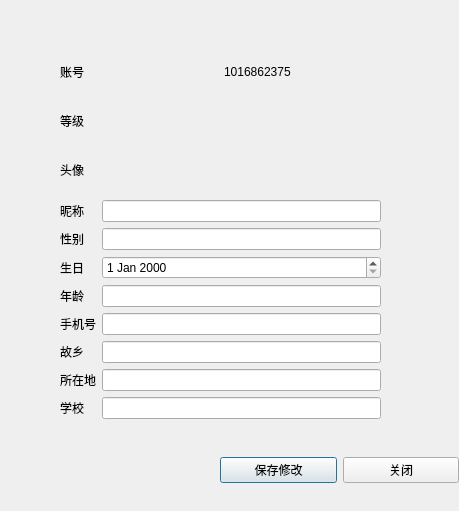
Qt form userinfo.ui (MacinChang/ichat) before a commit.
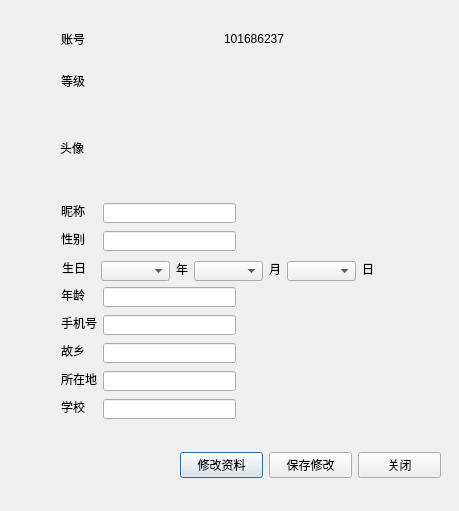
The same form after that commit. Icons and pictures are not drawn.

Diff of the .ui file:
```diff
--- a/userinfo.ui
+++ b/userinfo.ui
@@ -13,182 +13,378 @@
   <property name="windowTitle">
    <string>Dialog</string>
   </property>
-  <widget class="QWidget" name="formLayoutWidget">
+  <widget class="QWidget" name="horizontalLayoutWidget">
    <property name="geometry">
     <rect>
-     <x>60</x>
-     <y>200</y>
-     <width>321</width>
-     <height>222</height>
+     <x>180</x>
+     <y>420</y>
+     <width>261</width>
+     <height>91</height>
     </rect>
    </property>
-   <layout class="QGridLayout" name="gridLayout_2">
-    <item row="0" column="0">
+   <layout class="QHBoxLayout" name="horizontalLayout">
+    <item>
+     <widget class="QPushButton" name="EditButton">
+      <property name="text">
+       <string>修改资料</string>
+      </property>
+     </widget>
+    </item>
+    <item>
+     <widget class="QPushButton" name="SaveButton">
+      <property name="text">
+       <string>保存修改</string>
+      </property>
+     </widget>
+    </item>
+    <item>
+     <widget class="QPushButton" name="CloseButton">
+      <property name="text">
+       <string>关闭</string>
+      </property>
+     </widget>
+    </item>
+   </layout>
+  </widget>
+  <widget class="QComboBox" name="YearCombo">
+   <property name="geometry">
+    <rect>
+     <x>101</x>
+     <y>261</y>
+     <width>69</width>
+     <height>20</height>
+    </rect>
+   </property>
+  </widget>
+  <widget class="QLabel" name="label_14">
+   <property name="geometry">
+    <rect>
+     <x>176</x>
+     <y>261</y>
+     <width>16</width>
+     <height>16</height>
+    </rect>
+   </property>
+   <property name="text">
+    <string>年</string>
+   </property>
+  </widget>
+  <widget class="QComboBox" name="MonthCombo">
+   <property name="geometry">
+    <rect>
+     <x>194</x>
+     <y>261</y>
+     <width>69</width>
+     <height>20</height>
+    </rect>
+   </property>
+  </widget>
+  <widget class="QLabel" name="label_15">
+   <property name="geometry">
+    <rect>
+     <x>269</x>
+     <y>261</y>
+     <width>16</width>
+     <height>16</height>
+    </rect>
+   </property>
+   <property name="text">
+    <string>月</string>
+   </property>
+  </widget>
+  <widget class="QComboBox" name="DateCombo">
+   <property name="geometry">
+    <rect>
+     <x>287</x>
+     <y>261</y>
+     <width>69</width>
+     <height>20</height>
+    </rect>
+   </property>
+  </widget>
+  <widget class="QLabel" name="label_16">
+   <property name="geometry">
+    <rect>
+     <x>362</x>
+     <y>261</y>
+     <width>16</width>
+     <height>16</height>
+    </rect>
+   </property>
+   <property name="text">
+    <string>日</string>
+   </property>
+  </widget>
      <widget class="QLabel" name="label_2">
+   <property name="geometry">
+    <rect>
+     <x>61</x>
+     <y>203</y>
+     <width>24</width>
+     <height>16</height>
+    </rect>
+   </property>
       <property name="text">
        <string>昵称</string>
       </property>
      </widget>
-    </item>
-    <item row="1" column="0">
      <widget class="QLabel" name="label_4">
+   <property name="geometry">
+    <rect>
+     <x>61</x>
+     <y>231</y>
+     <width>24</width>
+     <height>16</height>
+    </rect>
+   </property>
       <property name="text">
        <string>性别</string>
       </property>
      </widget>
-    </item>
-    <item row="7" column="0">
      <widget class="QLabel" name="label_10">
+   <property name="geometry">
+    <rect>
+     <x>61</x>
+     <y>399</y>
+     <width>24</width>
+     <height>16</height>
+    </rect>
+   </property>
       <property name="text">
        <string>学校</string>
       </property>
      </widget>
-    </item>
-    <item row="3" column="0">
      <widget class="QLabel" name="label_6">
+   <property name="geometry">
+    <rect>
+     <x>61</x>
+     <y>287</y>
+     <width>24</width>
+     <height>16</height>
+    </rect>
+   </property>
       <property name="text">
        <string>年龄</string>
       </property>
      </widget>
-    </item>
-    <item row="6" column="0">
      <widget class="QLabel" name="label_9">
+   <property name="geometry">
+    <rect>
+     <x>61</x>
+     <y>371</y>
+     <width>36</width>
+     <height>16</height>
+    </rect>
+   </property>
       <property name="text">
        <string>所在地</string>
       </property>
      </widget>
-    </item>
-    <item row="4" column="0">
      <widget class="QLabel" name="label_7">
+   <property name="geometry">
+    <rect>
+     <x>61</x>
+     <y>315</y>
+     <width>36</width>
+     <height>16</height>
+    </rect>
+   </property>
       <property name="text">
        <string>手机号</string>
       </property>
      </widget>
-    </item>
-    <item row="5" column="2">
-     <widget class="QLineEdit" name="lineEdit_6"/>
-    </item>
-    <item row="2" column="0">
-     <widget class="QLabel" name="label_5">
-      <property name="text">
-       <string>生日</string>
-      </property>
-     </widget>
-    </item>
-    <item row="0" column="2">
-     <widget class="QLineEdit" name="lineEdit">
+  <widget class="QLineEdit" name="HomeEdit">
+   <property name="geometry">
+    <rect>
+     <x>103</x>
+     <y>343</y>
+     <width>133</width>
+     <height>20</height>
+    </rect>
+   </property>
+  </widget>
+  <widget class="QLineEdit" name="NameEdit">
+   <property name="geometry">
+    <rect>
+     <x>103</x>
+     <y>203</y>
+     <width>133</width>
+     <height>20</height>
+    </rect>
+   </property>
       <property name="text">
        <string/>
       </property>
      </widget>
-    </item>
-    <item row="4" column="2">
-     <widget class="QLineEdit" name="lineEdit_5"/>
-    </item>
-    <item row="7" column="2">
-     <widget class="QLineEdit" name="lineEdit_8"/>
-    </item>
-    <item row="3" column="2">
-     <widget class="QLineEdit" name="lineEdit_4"/>
-    </item>
-    <item row="5" column="0">
+  <widget class="QLineEdit" name="PhoneEdit">
+   <property name="geometry">
+    <rect>
+     <x>103</x>
+     <y>315</y>
+     <width>133</width>
+     <height>20</height>
+    </rect>
+   </property>
+  </widget>
+  <widget class="QLineEdit" name="SchoolEdit">
+   <property name="geometry">
+    <rect>
+     <x>103</x>
+     <y>399</y>
+     <width>133</width>
+     <height>20</height>
+    </rect>
+   </property>
+  </widget>
+  <widget class="QLineEdit" name="AgeEdit">
+   <property name="geometry">
+    <rect>
+     <x>103</x>
+     <y>287</y>
+     <width>133</width>
+     <height>20</height>
+    </rect>
+   </property>
+  </widget>
      <widget class="QLabel" name="label_8">
+   <property name="geometry">
+    <rect>
+     <x>61</x>
+     <y>343</y>
+     <width>24</width>
+     <height>16</height>
+    </rect>
+   </property>
       <property name="text">
        <string>故乡</string>
       </property>
      </widget>
-    </item>
-    <item row="1" column="2">
-     <widget class="QLineEdit" name="lineEdit_2"/>
-    </item>
-    <item row="2" column="2">
-     <widget class="QDateEdit" name="dateEdit"/>
-    </item>
-    <item row="6" column="2">
-     <widget class="QLineEdit" name="lineEdit_7"/>
-    </item>
-   </layout>
+  <widget class="QLineEdit" name="SexEdit">
+   <property name="geometry">
+    <rect>
+     <x>103</x>
+     <y>231</y>
+     <width>133</width>
+     <height>20</height>
+    </rect>
+   </property>
   </widget>
-  <widget class="QWidget" name="formLayoutWidget_2">
+  <widget class="QLineEdit" name="LocationEdit">
    <property name="geometry">
     <rect>
-     <x>60</x>
-     <y>50</y>
-     <width>321</width>
-     <height>141</height>
+     <x>103</x>
+     <y>371</y>
+     <width>133</width>
+     <height>20</height>
     </rect>
    </property>
-   <layout class="QGridLayout" name="gridLayout">
-    <item row="2" column="1">
-     <widget class="QLabel" name="label_11">
+  </widget>
+  <widget class="QLabel" name="label_5">
+   <property name="geometry">
+    <rect>
+     <x>62</x>
+     <y>260</y>
+     <width>24</width>
+     <height>16</height>
+    </rect>
+   </property>
+   <property name="text">
+    <string>生日</string>
+   </property>
+  </widget>
+  <widget class="QLabel" name="lvLabel">
+   <property name="geometry">
+    <rect>
+     <x>224</x>
+     <y>73</y>
+     <width>76</width>
+     <height>22</height>
+    </rect>
+   </property>
       <property name="text">
        <string/>
       </property>
       <property name="pixmap">
-       <pixmap resource="resource.qrc">:/Images/11.png</pixmap>
-      </property>
-     </widget>
-    </item>
-    <item row="0" column="0">
-     <widget class="QLabel" name="label_3">
-      <property name="text">
-       <string>账号</string>
-      </property>
-     </widget>
-    </item>
-    <item row="2" column="0">
-     <widget class="QLabel" name="label_12">
-      <property name="text">
-       <string>头像</string>
-      </property>
-     </widget>
-    </item>
-    <item row="1" column="0">
-     <widget class="QLabel" name="label">
-      <property name="text">
-       <string>等级</string>
-      </property>
-     </widget>
-    </item>
-    <item row="0" column="1">
+    <pixmap resource="resource.qrc">:/Images/Level.png</pixmap>
+   </property>
+  </widget>
      <widget class="QLabel" name="label_13">
+   <property name="geometry">
+    <rect>
+     <x>224</x>
+     <y>31</y>
+     <width>60</width>
+     <height>16</height>
+    </rect>
+   </property>
       <property name="text">
        <string>1016862375</string>
       </property>
      </widget>
-    </item>
-   </layout>
-   <zorder>label_11</zorder>
-   <zorder>label</zorder>
-   <zorder>label_3</zorder>
-   <zorder>label_12</zorder>
-   <zorder>label_13</zorder>
+  <widget class="QLabel" name="label">
+   <property name="geometry">
+    <rect>
+     <x>61</x>
+     <y>73</y>
+     <width>24</width>
+     <height>16</height>
+    </rect>
+   </property>
+   <property name="text">
+    <string>等级</string>
+   </property>
   </widget>
-  <widget class="QWidget" name="horizontalLayoutWidget">
+  <widget class="QLabel" name="label_12">
    <property name="geometry">
     <rect>
-     <x>220</x>
-     <y>430</y>
-     <width>239</width>
-     <height>80</height>
+     <x>60</x>
+     <y>140</y>
+     <width>24</width>
+     <height>16</height>
     </rect>
    </property>
-   <layout class="QHBoxLayout" name="horizontalLayout">
-    <item>
-     <widget class="QPushButton" name="pushButton">
       <property name="text">
-       <string>保存修改</string>
-      </property>
-     </widget>
-    </item>
-    <item>
-     <widget class="QPushButton" name="pushButton_3">
+    <string>头像</string>
+   </property>
+  </widget>
+  <widget class="QLabel" name="label_3">
+   <property name="geometry">
+    <rect>
+     <x>61</x>
+     <y>31</y>
+     <width>24</width>
+     <height>16</height>
+    </rect>
+   </property>
       <property name="text">
-       <string>关闭</string>
-      </property>
-     </widget>
-    </item>
-   </layout>
+    <string>账号</string>
+   </property>
+  </widget>
+  <widget class="QPushButton" name="FaceButton">
+   <property name="geometry">
+    <rect>
+     <x>224</x>
+     <y>115</y>
+     <width>72</width>
+     <height>68</height>
+    </rect>
+   </property>
+   <property name="text">
+    <string/>
+   </property>
+   <property name="icon">
+    <iconset resource="resource.qrc">
+     <normaloff>:/Images/11.png</normaloff>:/Images/11.png</iconset>
+   </property>
+   <property name="iconSize">
+    <size>
+     <width>60</width>
+     <height>60</height>
+    </size>
+   </property>
+   <property name="flat">
+    <bool>true</bool>
+   </property>
   </widget>
  </widget>
  <resources>
```
Left out of the diff: 2 changed lines with no effect on the pictures. Lines whose indentation alone changed are shown as unchanged.
